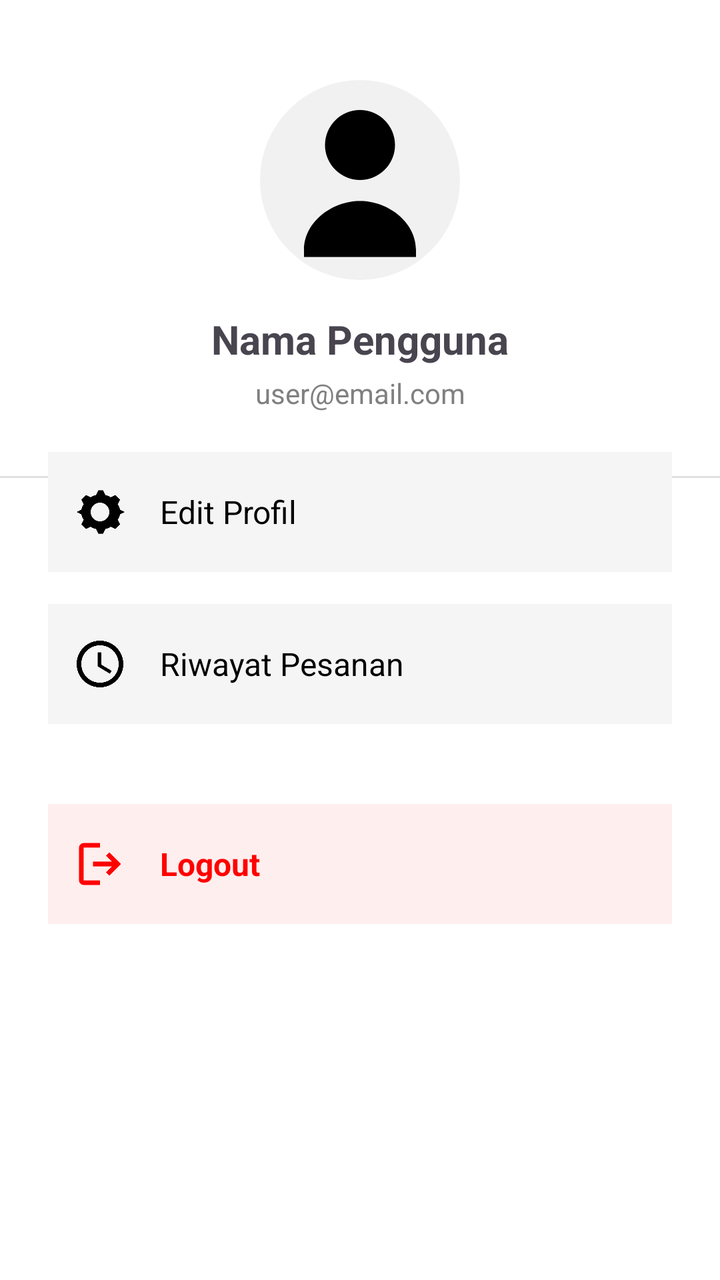
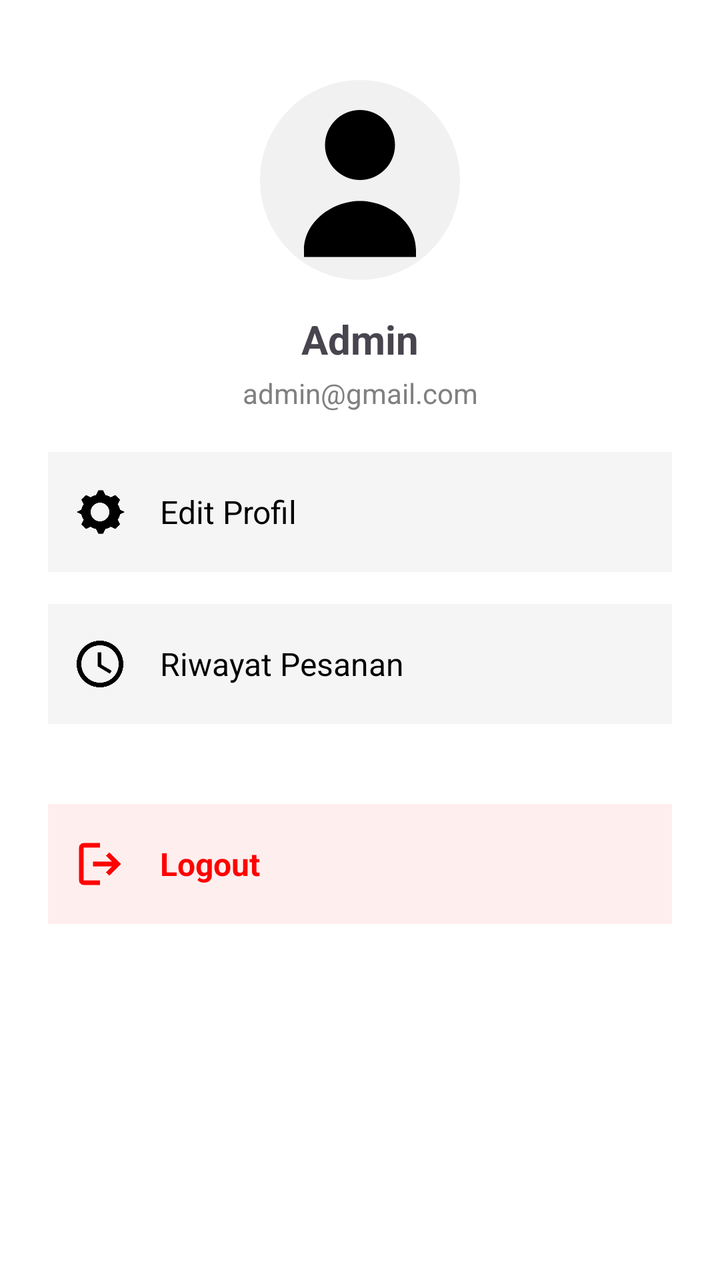

Two renders of the same Android screen: before a commit and after it. Below are the layout's source before the change and the commit's diff.
<!-- AndroidManifest.xml: application theme Theme.NgGojek -->
<!-- res/layout/activity_profile.xml -->
<?xml version="1.0" encoding="utf-8"?>
<androidx.constraintlayout.widget.ConstraintLayout xmlns:android="http://schemas.android.com/apk/res/android"
    xmlns:app="http://schemas.android.com/apk/res-auto"
    xmlns:tools="http://schemas.android.com/tools"
    android:layout_width="match_parent"
    android:layout_height="match_parent"
    android:background="#FFFFFF">

    
    <ImageView
        android:id="@+id/imgProfile"
        android:layout_width="100dp"
        android:layout_height="100dp"
        android:layout_marginTop="40dp"
        android:background="@drawable/bg_circle"
        android:padding="8dp"
        android:src="@drawable/profile"
        app:layout_constraintTop_toTopOf="parent"
        app:layout_constraintStart_toStartOf="parent"
        app:layout_constraintEnd_toEndOf="parent" />

    
    <TextView
        android:id="@+id/txtNama"
        android:layout_width="wrap_content"
        android:layout_height="wrap_content"
        android:text="Nama Pengguna"
        android:textSize="20sp"
        android:textStyle="bold"
        android:layout_marginTop="16dp"
        app:layout_constraintTop_toBottomOf="@id/imgProfile"
        app:layout_constraintStart_toStartOf="parent"
        app:layout_constraintEnd_toEndOf="parent" />

    
    <TextView
        android:id="@+id/txtEmail"
        android:layout_width="wrap_content"
        android:layout_height="wrap_content"
        android:text="user@email.com"
        android:textSize="14sp"
        android:textColor="#808080"
        android:layout_marginTop="4dp"
        app:layout_constraintTop_toBottomOf="@id/txtNama"
        app:layout_constraintStart_toStartOf="parent"
        app:layout_constraintEnd_toEndOf="parent" />

    
    <View
        android:layout_width="0dp"
        android:layout_height="1dp"
        android:layout_marginTop="32dp"
        android:background="#E0E0E0"
        app:layout_constraintTop_toBottomOf="@id/txtEmail"
        app:layout_constraintStart_toStartOf="parent"
        app:layout_constraintEnd_toEndOf="parent" />

    
    <LinearLayout
        android:id="@+id/btnEditProfile"
        android:layout_width="0dp"
        android:layout_height="60dp"
        android:layout_marginStart="24dp"
        android:layout_marginTop="20dp"
        android:layout_marginEnd="24dp"
        android:orientation="horizontal"
        android:gravity="center_vertical"
        android:padding="12dp"
        android:background="#F5F5F5"
        app:layout_constraintTop_toBottomOf="@id/txtEmail"
        app:layout_constraintStart_toStartOf="parent"
        app:layout_constraintEnd_toEndOf="parent">

        <ImageView
            android:layout_width="28dp"
            android:layout_height="28dp"
            android:src="@drawable/settings" />

        <TextView
            android:layout_marginStart="16dp"
            android:layout_width="wrap_content"
            android:layout_height="wrap_content"
            android:text="Edit Profil"
            android:textSize="16sp"
            android:textColor="#000000" />
    </LinearLayout>

    
    <LinearLayout
        android:id="@+id/btnRiwayat"
        android:layout_width="0dp"
        android:layout_height="60dp"
        android:layout_marginStart="24dp"
        android:layout_marginTop="16dp"
        android:layout_marginEnd="24dp"
        android:orientation="horizontal"
        android:gravity="center_vertical"
        android:padding="12dp"
        android:background="#F5F5F5"
        app:layout_constraintTop_toBottomOf="@id/btnEditProfile"
        app:layout_constraintStart_toStartOf="parent"
        app:layout_constraintEnd_toEndOf="parent">

        <ImageView
            android:layout_width="28dp"
            android:layout_height="28dp"
            android:src="@drawable/clock" />

        <TextView
            android:layout_marginStart="16dp"
            android:layout_width="wrap_content"
            android:layout_height="wrap_content"
            android:text="Riwayat Pesanan"
            android:textSize="16sp"
            android:textColor="#000000" />
    </LinearLayout>

    
    <LinearLayout
        android:id="@+id/btnLogout"
        android:layout_width="0dp"
        android:layout_height="60dp"
        android:layout_marginStart="24dp"
        android:layout_marginTop="40dp"
        android:layout_marginEnd="24dp"
        android:orientation="horizontal"
        android:gravity="center_vertical"
        android:padding="12dp"
        android:background="#FFEEEE"
        app:layout_constraintTop_toBottomOf="@id/btnRiwayat"
        app:layout_constraintStart_toStartOf="parent"
        app:layout_constraintEnd_toEndOf="parent">

        <ImageView
            android:layout_width="28dp"
            android:layout_height="28dp"
            android:src="@drawable/logout"
            app:tint="#FF0000" />

        <TextView
            android:layout_marginStart="16dp"
            android:layout_width="wrap_content"
            android:layout_height="wrap_content"
            android:text="Logout"
            android:textSize="16sp"
            android:textStyle="bold"
            android:textColor="#FF0000" />
    </LinearLayout>

</androidx.constraintlayout.widget.ConstraintLayout>
<!-- resources referenced by this layout -->
<resources>
  <!-- drawable bg_circle (drawable) -->
  <shape xmlns:android="http://schemas.android.com/apk/res/android"
      android:shape="oval">
      <solid android:color="#F1F1F1"/>
  </shape>
  <!-- drawable clock (drawable) -->
  <vector xmlns:android="http://schemas.android.com/apk/res/android" android:height="24dp" android:tint="#000000" android:viewportHeight="24" android:viewportWidth="24" android:width="24dp">
        
      <path android:fillColor="@android:color/white" android:pathData="M11.99,2C6.47,2 2,6.48 2,12s4.47,10 9.99,10C17.52,22 22,17.52 22,12S17.52,2 11.99,2zM12,20c-4.42,0 -8,-3.58 -8,-8s3.58,-8 8,-8 8,3.58 8,8 -3.58,8 -8,8z"/>
        
      <path android:fillColor="@android:color/white" android:pathData="M12.5,7H11v6l5.25,3.15 0.75,-1.23 -4.5,-2.67z"/>
      
  </vector>
  <!-- drawable logout (drawable) -->
  <vector xmlns:android="http://schemas.android.com/apk/res/android"
      android:width="24dp"
      android:height="24dp"
      android:viewportWidth="960"
      android:viewportHeight="960">
    <path
        android:pathData="M200,840q-33,0 -56.5,-23.5T120,760v-560q0,-33 23.5,-56.5T200,120h280v80L200,200v560h280v80L200,840ZM640,680 L585,622 687,520L360,520v-80h327L585,338l55,-58 200,200 -200,200Z"
        android:fillColor="#e3e3e3"/>
  </vector>
  <!-- drawable profile (drawable) -->
  <vector xmlns:android="http://schemas.android.com/apk/res/android"
      android:width="24dp"
      android:height="24dp"
      android:viewportWidth="24"
      android:viewportHeight="24">
      <path
          android:fillColor="#000"
          android:pathData="M12,12a5,5 0 1,0 0,-10a5,5 0 1,0 0,10zM4,22c0,-4 4,-7 8,-7s8,3 8,7v1H4v-1z"/>
  </vector>
  <!-- drawable settings (drawable) -->
  <vector xmlns:android="http://schemas.android.com/apk/res/android"
      android:width="24dp"
      android:height="24dp"
      android:viewportWidth="24"
      android:viewportHeight="24">
      <path
          android:fillColor="#000"
          android:pathData="M12,8a4,4 0 1,0 0,8a4,4 0 1,0 0,-8zM4,13l-2,-1l2,-1c0.2,-0.8 0.5,-1.6 1,-2.3l-1,-2l2,-2l2,1c0.7,-0.5 1.5,-0.8 2.3,-1l1,-2h2l1,2c0.8,0.2 1.6,0.5 2.3,1l2,-1l2,2l-1,2c0.5,0.7 0.8,1.5 1,2.3l2,1l-2,1c-0.2,0.8 -0.5,1.6 -1,2.3l1,2l-2,2l-2,-1c-0.7,0.5 -1.5,0.8 -2.3,1l-1,2h-2l-1,-2c-0.8,-0.2 -1.6,-0.5 -2.3,-1l-2,1l-2,-2l1,-2c-0.5,-0.7 -0.8,-1.5 -1,-2.3z"/>
  </vector>
  <style name="Theme.NgGojek" parent="Base.Theme.NgGojek" />
  <style name="Base.Theme.NgGojek" parent="Theme.Material3.DayNight.NoActionBar">
          
          
          <item name="android:windowBackground">@color/white</item>
      </style>
  <color name="white">#FFFFFFFF</color>
</resources>

<!-- the commit's change to res/layout/activity_profile.xml (unified diff, before → after) -->
@@ -6,7 +6,6 @@
     android:layout_height="match_parent"
     android:background="#FFFFFF">
 
-    
     <ImageView
         android:id="@+id/imgProfile"
         android:layout_width="100dp"
@@ -19,12 +18,11 @@
         app:layout_constraintStart_toStartOf="parent"
         app:layout_constraintEnd_toEndOf="parent" />
 
-    
     <TextView
         android:id="@+id/txtNama"
         android:layout_width="wrap_content"
         android:layout_height="wrap_content"
-        android:text="Nama Pengguna"
+        android:text="Admin"
         android:textSize="20sp"
         android:textStyle="bold"
         android:layout_marginTop="16dp"
@@ -32,12 +30,11 @@
         app:layout_constraintStart_toStartOf="parent"
         app:layout_constraintEnd_toEndOf="parent" />
 
-    
     <TextView
         android:id="@+id/txtEmail"
         android:layout_width="wrap_content"
         android:layout_height="wrap_content"
-        android:text="user@email.com"
+        android:text="admin@gmail.com"
         android:textSize="14sp"
         android:textColor="#808080"
         android:layout_marginTop="4dp"
@@ -45,17 +42,6 @@
         app:layout_constraintStart_toStartOf="parent"
         app:layout_constraintEnd_toEndOf="parent" />
 
-    
-    <View
-        android:layout_width="0dp"
-        android:layout_height="1dp"
-        android:layout_marginTop="32dp"
-        android:background="#E0E0E0"
-        app:layout_constraintTop_toBottomOf="@id/txtEmail"
-        app:layout_constraintStart_toStartOf="parent"
-        app:layout_constraintEnd_toEndOf="parent" />
-
-    
     <LinearLayout
         android:id="@+id/btnEditProfile"
         android:layout_width="0dp"
@@ -85,7 +71,6 @@
             android:textColor="#000000" />
     </LinearLayout>
 
-    
     <LinearLayout
         android:id="@+id/btnRiwayat"
         android:layout_width="0dp"
@@ -115,7 +100,6 @@
             android:textColor="#000000" />
     </LinearLayout>
 
-    
     <LinearLayout
         android:id="@+id/btnLogout"
         android:layout_width="0dp"
